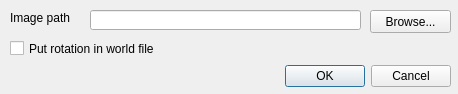
Before: the Qt Designer form exportgeorefrasterdialog.ui in lugafner/FreehandRasterGeoreferencer, drawn with Qt 5.
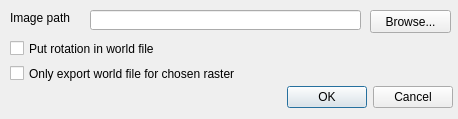
After: the same form once the commit is applied.

Commit message: Add dialog option to export only world file

The edit to the form file:
```diff
--- a/exportgeorefrasterdialog.ui
+++ b/exportgeorefrasterdialog.ui
@@ -7,7 +7,7 @@
     <x>0</x>
     <y>0</y>
     <width>458</width>
-    <height>94</height>
+    <height>119</height>
    </rect>
   </property>
   <property name="windowTitle">
@@ -16,8 +16,8 @@
   <widget class="QDialogButtonBox" name="buttonBox">
    <property name="geometry">
     <rect>
-     <x>110</x>
-     <y>60</y>
+     <x>112</x>
+     <y>81</y>
      <width>341</width>
      <height>32</height>
     </rect>
@@ -70,7 +70,7 @@
     <rect>
      <x>10</x>
      <y>40</y>
-     <width>161</width>
+     <width>247</width>
      <height>17</height>
     </rect>
    </property>
@@ -81,6 +81,22 @@
     <string>Put rotation in world file </string>
    </property>
   </widget>
+  <widget class="QCheckBox" name="checkBoxOnlyWorldFile">
+   <property name="geometry">
+    <rect>
+     <x>10</x>
+     <y>65</y>
+     <width>279</width>
+     <height>17</height>
+    </rect>
+   </property>
+   <property name="toolTip">
+    <string>&lt;html&gt;&lt;head/&gt;&lt;body&gt;&lt;p&gt;If checked, only the world file will be exported and the chosen file will not be overwritten. The rotation will be included in the world file.&lt;/p&gt;&lt;/body&gt;&lt;/html&gt;</string>
+   </property>
+   <property name="text">
+    <string>Only export world file for chosen raster</string>
+   </property>
+  </widget>
  </widget>
  <resources/>
  <connections>
```
The commit also changes 3 other files.
